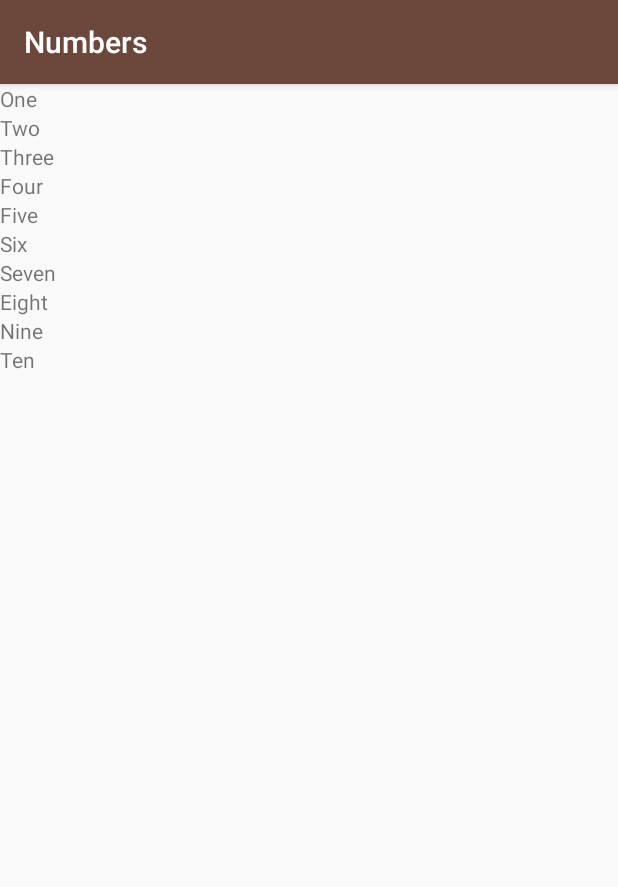
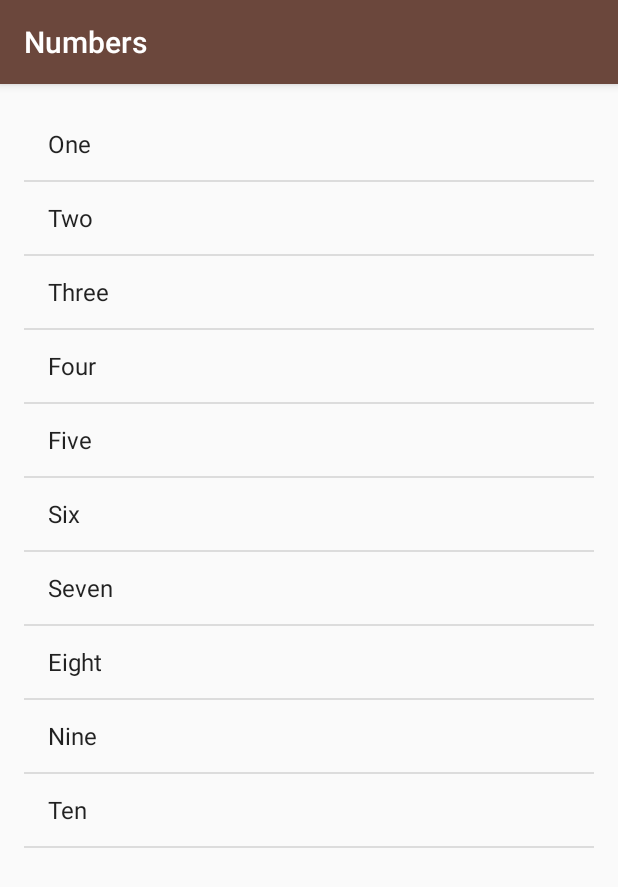
Before and after one commit to dheerajkotwani/MiwokApplication, an Android app: the Numbers screen opened directly, with no data from a screen before it, on a phone screen of 412 x 824 dp. Shown: the top 887 px of the screen. Run offline under Robolectric (Android 15) with nearby library versions, the phone set to English and light mode, and no system bars.

```diff
--- a/app/src/main/java/project/tronku/miwokapplication/Numbers.java
+++ b/app/src/main/java/project/tronku/miwokapplication/Numbers.java
@@ -4,10 +4,13 @@ import android.content.Intent;
 import android.support.v7.app.AppCompatActivity;
 import android.os.Bundle;
 import android.view.View;
+import android.widget.ArrayAdapter;
 import android.widget.LinearLayout;
+import android.widget.ListView;
 import android.widget.TextView;
 
 import java.util.ArrayList;
+import java.util.List;
 
 public class Numbers extends AppCompatActivity {
 
@@ -34,12 +37,8 @@ public class Numbers extends AppCompatActivity {
         words.add("Nine");
         words.add("Ten");
 
-        LinearLayout RootView = findViewById(R.id.RootView);
-        for (a = 0; a < 10; a++) {
-            TextView WordView = new TextView(this);
-            WordView.setText(words.get(a));
-            RootView.addView(WordView);
+        ArrayAdapter<String> itemsAdapter=new ArrayAdapter<>(this,android.R.layout.simple_list_item_1,words);
+        ListView listview=(ListView) findViewById(R.id.list);
+        listview.setAdapter(itemsAdapter);
         }
     }
-
-}
--- a/app/src/main/res/layout/activity_numbers.xml
+++ b/app/src/main/res/layout/activity_numbers.xml
@@ -1,12 +1,15 @@
 <?xml version="1.0" encoding="utf-8"?>
-<LinearLayout xmlns:android="http://schemas.android.com/apk/res/android"
+<ListView xmlns:android="http://schemas.android.com/apk/res/android"
     xmlns:app="http://schemas.android.com/apk/res-auto"
     xmlns:tools="http://schemas.android.com/tools"
     android:layout_width="match_parent"
     android:layout_height="match_parent"
     tools:context=".Numbers"
-    android:id="@+id/RootView"
-    android:orientation="vertical">
+    android:id="@+id/list"
+    android:orientation="vertical"
+    android:padding="16dp"
+
+    >
 
 
-</LinearLayout>
+</ListView>
```
